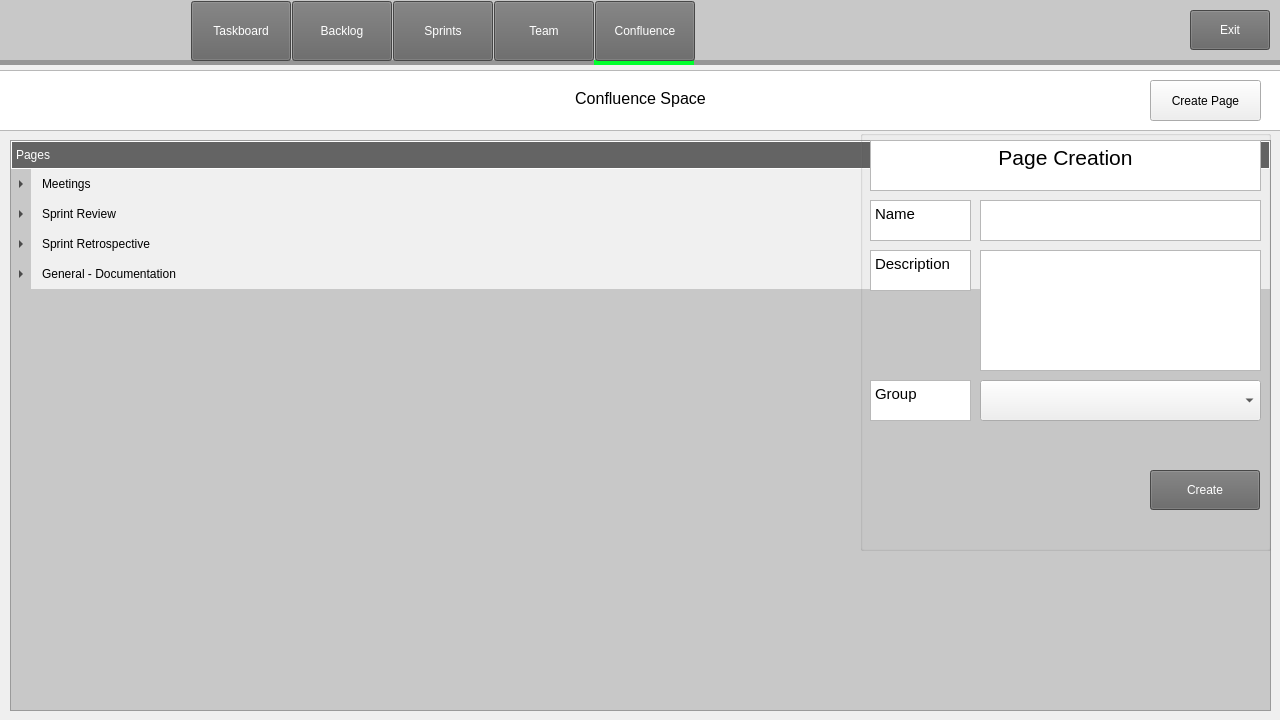
First picture: the form in code/Staging_Environment/Recovered/Staging_Environment_Recorverd/parentboard.ui, repository muazzamaqeel/Software-Project-CTS-5, before the edit.
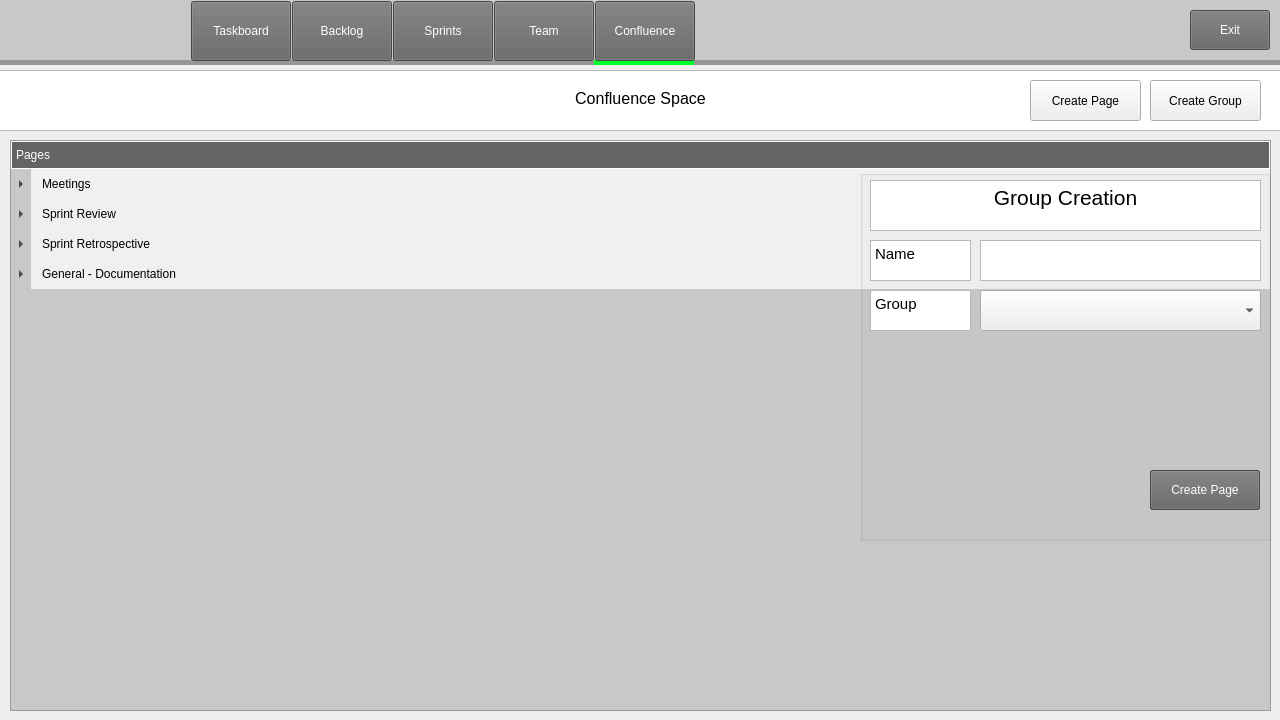
Second picture: the form after the edit. The open tabs and pages were chosen to show the change. Icons and pictures are not drawn.

Commit message:
Confluence Tab
Confluence Creation For Groups - Design Fix
Confluence Creation For Pages - Design Fix

Confluence Creation For Groups - Database Integration
Confluence Creation For Pages - Database Integration

```diff
--- a/code/Staging_Environment/Recovered/Staging_Environment_Recorverd/parentboard.ui
+++ b/code/Staging_Environment/Recovered/Staging_Environment_Recorverd/parentboard.ui
@@ -2351,16 +2351,16 @@
       </rect>
      </property>
      <property name="text">
-      <string>Create Page</string>
+      <string>Create Group</string>
      </property>
     </widget>
     <widget class="QGroupBox" name="CreationBox_Confluence">
      <property name="geometry">
       <rect>
        <x>860</x>
-       <y>70</y>
+       <y>110</y>
        <width>411</width>
-       <height>421</height>
+       <height>371</height>
       </rect>
      </property>
      <property name="title">
@@ -2386,26 +2386,6 @@
 &lt;p style=&quot; margin-top:0px; margin-bottom:0px; margin-left:0px; margin-right:0px; -qt-block-indent:0; text-indent:0px;&quot;&gt;&lt;span style=&quot; font-size:11pt;&quot;&gt;Name&lt;/span&gt;&lt;/p&gt;&lt;/body&gt;&lt;/html&gt;</string>
       </property>
      </widget>
-     <widget class="QTextBrowser" name="Confluence_DescriptionText">
-      <property name="geometry">
-       <rect>
-        <x>10</x>
-        <y>120</y>
-        <width>101</width>
-        <height>41</height>
-       </rect>
-      </property>
-      <property name="html">
-       <string>&lt;!DOCTYPE HTML PUBLIC &quot;-//W3C//DTD HTML 4.0//EN&quot; &quot;http://www.w3.org/TR/REC-html40/strict.dtd&quot;&gt;
-&lt;html&gt;&lt;head&gt;&lt;meta name=&quot;qrichtext&quot; content=&quot;1&quot; /&gt;&lt;meta charset=&quot;utf-8&quot; /&gt;&lt;style type=&quot;text/css&quot;&gt;
-p, li { white-space: pre-wrap; }
-hr { height: 1px; border-width: 0; }
-li.unchecked::marker { content: &quot;\2610&quot;; }
-li.checked::marker { content: &quot;\2612&quot;; }
-&lt;/style&gt;&lt;/head&gt;&lt;body style=&quot; font-family:'Segoe UI'; font-size:9pt; font-weight:400; font-style:normal;&quot;&gt;
-&lt;p style=&quot; margin-top:0px; margin-bottom:0px; margin-left:0px; margin-right:0px; -qt-block-indent:0; text-indent:0px;&quot;&gt;&lt;span style=&quot; font-size:11pt;&quot;&gt;Description&lt;/span&gt;&lt;/p&gt;&lt;/body&gt;&lt;/html&gt;</string>
-      </property>
-     </widget>
      <widget class="QTextEdit" name="InputTitle_2">
       <property name="geometry">
        <rect>
@@ -2416,21 +2396,11 @@
        </rect>
       </property>
      </widget>
-     <widget class="QTextEdit" name="InputDescription_Confluence_Heading">
-      <property name="geometry">
-       <rect>
-        <x>120</x>
-        <y>120</y>
-        <width>281</width>
-        <height>121</height>
-       </rect>
-      </property>
-     </widget>
      <widget class="QTextBrowser" name="Confluence_GroupText">
       <property name="geometry">
        <rect>
         <x>10</x>
-        <y>250</y>
+        <y>120</y>
         <width>101</width>
         <height>41</height>
        </rect>
@@ -2463,14 +2433,14 @@
 li.unchecked::marker { content: &quot;\2610&quot;; }
 li.checked::marker { content: &quot;\2612&quot;; }
 &lt;/style&gt;&lt;/head&gt;&lt;body style=&quot; font-family:'Segoe UI'; font-size:9pt; font-weight:400; font-style:normal;&quot;&gt;
-&lt;p align=&quot;center&quot; style=&quot; margin-top:0px; margin-bottom:0px; margin-left:0px; margin-right:0px; -qt-block-indent:0; text-indent:0px;&quot;&gt;&lt;span style=&quot; font-size:16pt;&quot;&gt;Page Creation&lt;/span&gt;&lt;/p&gt;&lt;/body&gt;&lt;/html&gt;</string>
+&lt;p align=&quot;center&quot; style=&quot; margin-top:0px; margin-bottom:0px; margin-left:0px; margin-right:0px; -qt-block-indent:0; text-indent:0px;&quot;&gt;&lt;span style=&quot; font-size:16pt;&quot;&gt;Group Creation&lt;/span&gt;&lt;/p&gt;&lt;/body&gt;&lt;/html&gt;</string>
       </property>
      </widget>
      <widget class="QPushButton" name="Button_Create_Confluence">
       <property name="geometry">
        <rect>
         <x>290</x>
-        <y>340</y>
+        <y>300</y>
         <width>110</width>
         <height>40</height>
        </rect>
@@ -2498,19 +2468,67 @@
 }</string>
       </property>
       <property name="text">
-       <string>Create</string>
+       <string>Create Group</string>
       </property>
      </widget>
      <widget class="QComboBox" name="InputGroup_Confluence_Heading">
       <property name="geometry">
        <rect>
         <x>120</x>
-        <y>250</y>
+        <y>120</y>
         <width>281</width>
         <height>41</height>
        </rect>
       </property>
      </widget>
+     <widget class="QPushButton" name="Button_CreatePage_Confluence">
+      <property name="geometry">
+       <rect>
+        <x>290</x>
+        <y>300</y>
+        <width>110</width>
+        <height>40</height>
+       </rect>
+      </property>
+      <property name="minimumSize">
+       <size>
+        <width>110</width>
+        <height>40</height>
+       </size>
+      </property>
+      <property name="maximumSize">
+       <size>
+        <width>110</width>
+        <height>40</height>
+       </size>
+      </property>
+      <property name="autoFillBackground">
+       <bool>false</bool>
+      </property>
+      <property name="styleSheet">
+       <string notr="true">QPushButton {
+font: 13pt &quot;Arial&quot;;
+background-color: rgb(100, 100, 100);
+color: rgb(255, 255, 255);
+}</string>
+      </property>
+      <property name="text">
+       <string>Create Page</string>
+      </property>
+     </widget>
+    </widget>
+    <widget class="QPushButton" name="ButtonPage_Confluence">
+     <property name="geometry">
+      <rect>
+       <x>1030</x>
+       <y>20</y>
+       <width>111</width>
+       <height>41</height>
+      </rect>
+     </property>
+     <property name="text">
+      <string>Create Page</string>
+     </property>
     </widget>
    </widget>
   </widget>
```
Left out of the diff: 4 changed lines with no effect on the pictures. The commit also changes 5 other files.
